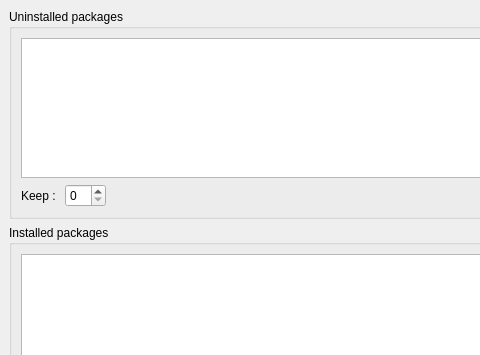
The window that cachecleaner/ui/cachecleaner.ui (aarnt/octopi) describes before a commit, drawn with Qt 5; both pictures show x 0 to 480 and y 0 to 355 of the 740 by 465 pixel window.
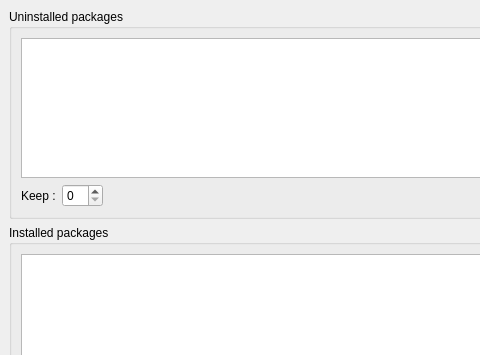
The same window after the commit. Icons and pictures are not drawn.

The edit to the form file:
```diff
--- a/cachecleaner/ui/cachecleaner.ui
+++ b/cachecleaner/ui/cachecleaner.ui
@@ -39,7 +39,7 @@
          <item>
           <widget class="QLabel" name="label_2">
            <property name="text">
-            <string>Keep : </string>
+            <string>Keep :</string>
            </property>
           </widget>
          </item>
```
